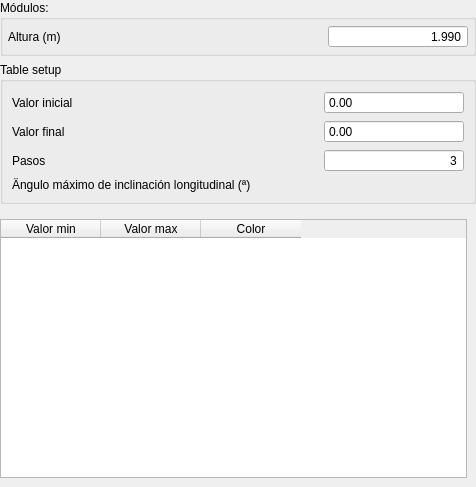
First picture: the form in PVPlantTerrainAnalisys.ui, repository JavierBrana/PVPlant, before the edit.
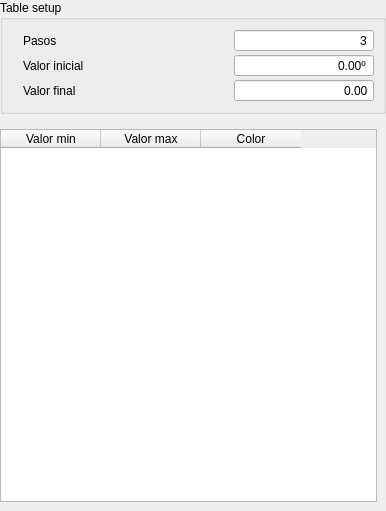
Second picture: the form after the edit.

Commit message: added configuration box

```diff
--- a/PVPlantTerrainAnalisys.ui
+++ b/PVPlantTerrainAnalisys.ui
@@ -6,8 +6,8 @@
    <rect>
     <x>0</x>
     <y>0</y>
-    <width>476</width>
-    <height>487</height>
+    <width>386</width>
+    <height>511</height>
    </rect>
   </property>
   <property name="windowTitle">
@@ -26,136 +26,73 @@
    <property name="bottomMargin">
     <number>0</number>
    </property>
-   <item>
-    <widget class="QGroupBox" name="groupBox">
-     <property name="sizePolicy">
-      <sizepolicy hsizetype="Preferred" vsizetype="Fixed">
-       <horstretch>0</horstretch>
-       <verstretch>0</verstretch>
-      </sizepolicy>
-     </property>
-     <property name="title">
-      <string>Módulos:</string>
-     </property>
-     <layout class="QGridLayout" name="gridLayout">
-      <property name="leftMargin">
-       <number>5</number>
-      </property>
-      <property name="topMargin">
-       <number>5</number>
-      </property>
-      <property name="rightMargin">
-       <number>5</number>
-      </property>
-      <property name="bottomMargin">
-       <number>5</number>
-      </property>
-      <property name="horizontalSpacing">
-       <number>5</number>
-      </property>
-      <property name="verticalSpacing">
-       <number>2</number>
-      </property>
-      <item row="0" column="0">
-       <widget class="QLabel" name="label_9">
-        <property name="text">
-         <string>Altura (m)</string>
-        </property>
-       </widget>
-      </item>
-      <item row="0" column="1">
-       <widget class="QDoubleSpinBox" name="editModuleHeight">
-        <property name="sizePolicy">
-         <sizepolicy hsizetype="Fixed" vsizetype="Fixed">
-          <horstretch>0</horstretch>
-          <verstretch>0</verstretch>
-         </sizepolicy>
-        </property>
-        <property name="minimumSize">
-         <size>
-          <width>140</width>
-          <height>0</height>
-         </size>
-        </property>
-        <property name="alignment">
-         <set>Qt::AlignRight|Qt::AlignTrailing|Qt::AlignVCenter</set>
-        </property>
-        <property name="buttonSymbols">
-         <enum>QAbstractSpinBox::NoButtons</enum>
-        </property>
-        <property name="decimals">
-         <number>3</number>
-        </property>
-        <property name="maximum">
-         <double>5.000000000000000</double>
-        </property>
-        <property name="singleStep">
-         <double>0.010000000000000</double>
-        </property>
-        <property name="value">
-         <double>1.990000000000000</double>
-        </property>
-       </widget>
-      </item>
-     </layout>
-    </widget>
-   </item>
    <item>
     <widget class="QGroupBox" name="groupBox_2">
      <property name="title">
       <string>Table setup</string>
      </property>
      <layout class="QGridLayout" name="gridLayout_3">
-      <item row="1" column="0">
+      <property name="leftMargin">
+       <number>20</number>
+      </property>
+      <property name="spacing">
+       <number>2</number>
+      </property>
+      <item row="3" column="1">
+       <widget class="QDoubleSpinBox" name="editTo">
+        <property name="alignment">
+         <set>Qt::AlignRight|Qt::AlignTrailing|Qt::AlignVCenter</set>
+        </property>
+        <property name="buttonSymbols">
+         <enum>QAbstractSpinBox::NoButtons</enum>
+        </property>
+        <property name="maximum">
+         <double>90.000000000000000</double>
+        </property>
+        <property name="singleStep">
+         <double>0.010000000000000</double>
+        </property>
+       </widget>
+      </item>
+      <item row="1" column="1">
+       <widget class="QDoubleSpinBox" name="editFrom">
+        <property name="layoutDirection">
+         <enum>Qt::LeftToRight</enum>
+        </property>
+        <property name="alignment">
+         <set>Qt::AlignRight|Qt::AlignTrailing|Qt::AlignVCenter</set>
+        </property>
+        <property name="buttonSymbols">
+         <enum>QAbstractSpinBox::NoButtons</enum>
+        </property>
+        <property name="suffix">
+         <string>º</string>
+        </property>
+       </widget>
+      </item>
+      <item row="3" column="0">
        <widget class="QLabel" name="label_2">
         <property name="text">
          <string>Valor final</string>
         </property>
        </widget>
       </item>
-      <item row="8" column="0">
-       <widget class="QLabel" name="label_7">
-        <property name="text">
-         <string>Ängulo máximo de inclinación longitudinal (ª)</string>
-        </property>
-       </widget>
-      </item>
-      <item row="2" column="0">
-       <widget class="QLabel" name="label_4">
-        <property name="text">
-         <string>Pasos</string>
-        </property>
-       </widget>
-      </item>
-      <item row="0" column="0">
+      <item row="1" column="0">
        <widget class="QLabel" name="label">
         <property name="text">
          <string>Valor inicial</string>
         </property>
        </widget>
       </item>
+      <item row="0" column="0">
+       <widget class="QLabel" name="label_4">
+        <property name="text">
+         <string>Pasos</string>
+        </property>
+       </widget>
+      </item>
       <item row="0" column="1">
-       <widget class="QDoubleSpinBox" name="doubleSpinBox">
-        <property name="buttonSymbols">
-         <enum>QAbstractSpinBox::NoButtons</enum>
-        </property>
-       </widget>
-      </item>
-      <item row="1" column="1">
-       <widget class="QDoubleSpinBox" name="doubleSpinBox_2">
-        <property name="buttonSymbols">
-         <enum>QAbstractSpinBox::NoButtons</enum>
-        </property>
-        <property name="maximum">
-         <double>90.000000000000000</double>
-        </property>
-        <property name="singleStep">
-         <double>0.010000000000000</double>
-        </property>
-       </widget>
-      </item>
-      <item row="2" column="1">
-       <widget class="QSpinBox" name="editInclination">
+       <widget class="QSpinBox" name="editSteps">
         <property name="sizePolicy">
          <sizepolicy hsizetype="Fixed" vsizetype="Fixed">
           <horstretch>0</horstretch>
```
The commit also changes 1 other file.
